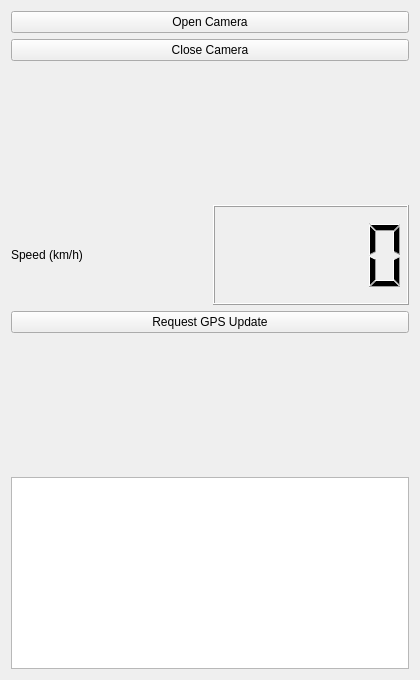
Before: the Qt Designer form drivermonitorandroid.ui in josephsazon/DriverMonitorAndroid, drawn with Qt 5.
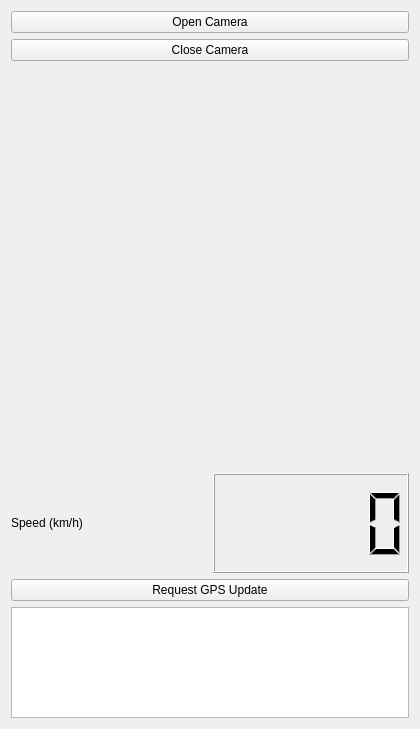
After: the same form once the commit is applied. Custom widgets are drawn as their Qt base class.

Commit message: Added alert sound and speed plot display

What changed in the file:
```diff
--- a/drivermonitorandroid.ui
+++ b/drivermonitorandroid.ui
@@ -7,7 +7,7 @@
     <x>0</x>
     <y>0</y>
     <width>420</width>
-    <height>680</height>
+    <height>729</height>
    </rect>
   </property>
   <property name="sizePolicy">
@@ -36,17 +36,14 @@
      </widget>
     </item>
     <item>
-     <spacer name="verticalSpacer">
-      <property name="orientation">
-       <enum>Qt::Vertical</enum>
-      </property>
-      <property name="sizeHint" stdset="0">
+     <widget class="QCustomPlot" name="speedPlot" native="true">
+      <property name="minimumSize">
        <size>
-        <width>20</width>
-        <height>40</height>
+        <width>0</width>
+        <height>400</height>
        </size>
       </property>
-     </spacer>
+     </widget>
     </item>
     <item>
      <layout class="QGridLayout" name="gridLayout">
@@ -103,6 +100,14 @@
   </widget>
  </widget>
  <layoutdefault spacing="6" margin="11"/>
+ <customwidgets>
+  <customwidget>
+   <class>QCustomPlot</class>
+   <extends>QWidget</extends>
+   <header>qcustomplot.h</header>
+   <container>1</container>
+  </customwidget>
+ </customwidgets>
  <resources/>
  <connections/>
 </ui>
```
The commit also changes 5 other files.
